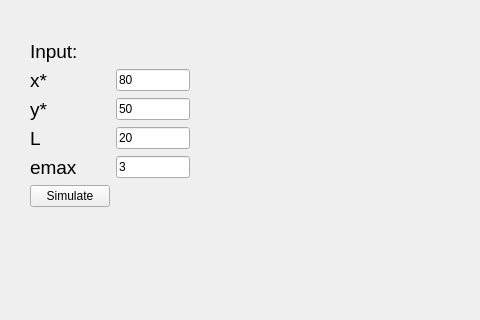
Qt form mainwindow.ui (Kirillchick/OTS_GUI) before a commit; both pictures show x 0 to 480 and y 0 to 320 of the 800 by 600 pixel window.
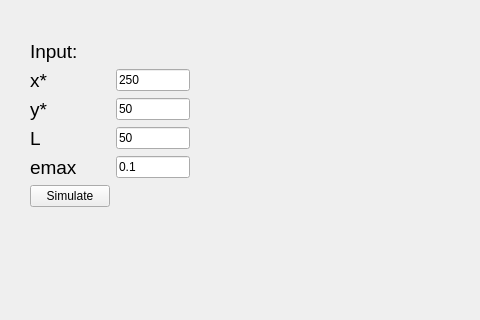
The same form after that commit.

Patch:
```diff
--- a/mainwindow.ui
+++ b/mainwindow.ui
@@ -76,7 +76,7 @@
      <item row="1" column="1">
       <widget class="QLineEdit" name="x_input">
        <property name="text">
-        <string>80</string>
+        <string>250</string>
        </property>
       </widget>
      </item>
@@ -114,7 +114,7 @@
      <item row="3" column="1">
       <widget class="QLineEdit" name="L_input">
        <property name="text">
-        <string>20</string>
+        <string>50</string>
        </property>
       </widget>
      </item>
@@ -133,7 +133,7 @@
      <item row="4" column="1">
       <widget class="QLineEdit" name="e_input">
        <property name="text">
-        <string>3</string>
+        <string>0.1</string>
        </property>
       </widget>
      </item>
```
